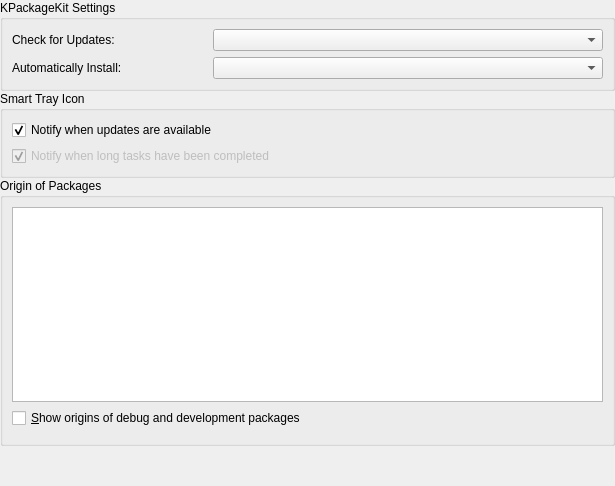
This is Settings/KpkSettings.ui in KDE/apper as Qt 5 draws it before an edit. The edited form follows.
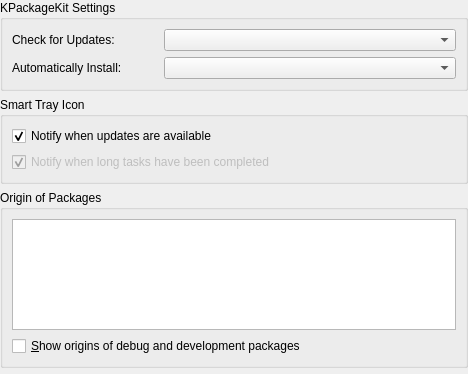
This is the edited form. Custom widgets are drawn as their Qt base class.

Diff of the .ui file:
```diff
--- a/Settings/KpkSettings.ui
+++ b/Settings/KpkSettings.ui
@@ -5,8 +5,8 @@
    <rect>
     <x>0</x>
     <y>0</y>
-    <width>615</width>
-    <height>486</height>
+    <width>468</width>
+    <height>374</height>
    </rect>
   </property>
   <property name="windowTitle" >
@@ -16,11 +16,14 @@
    <property name="margin" >
     <number>0</number>
    </property>
-   <property name="spacing" >
-    <number>0</number>
-   </property>
-   <item row="0" column="0" >
+   <item row="0" column="0" colspan="2" >
     <widget class="QGroupBox" name="groupBox" >
+     <property name="sizePolicy" >
+      <sizepolicy vsizetype="Fixed" hsizetype="Preferred" >
+       <horstretch>0</horstretch>
+       <verstretch>0</verstretch>
+      </sizepolicy>
+     </property>
      <property name="title" >
       <string>KPackageKit Settings</string>
      </property>
@@ -59,8 +62,14 @@
      </layout>
     </widget>
    </item>
-   <item row="1" column="0" >
+   <item row="1" column="0" colspan="2" >
     <widget class="QGroupBox" name="groupBox_2" >
+     <property name="sizePolicy" >
+      <sizepolicy vsizetype="Fixed" hsizetype="Preferred" >
+       <horstretch>0</horstretch>
+       <verstretch>0</verstretch>
+      </sizepolicy>
+     </property>
      <property name="title" >
       <string>Smart Tray Icon</string>
      </property>
@@ -97,26 +106,10 @@
      </layout>
     </widget>
    </item>
-   <item row="3" column="0" >
-    <spacer name="verticalSpacer" >
-     <property name="orientation" >
-      <enum>Qt::Vertical</enum>
-     </property>
-     <property name="sizeType" >
-      <enum>QSizePolicy::Ignored</enum>
-     </property>
-     <property name="sizeHint" stdset="0" >
-      <size>
-       <width>20</width>
-       <height>40</height>
-      </size>
-     </property>
-    </spacer>
-   </item>
-   <item row="2" column="0" >
+   <item rowspan="2" row="2" column="0" colspan="2" >
     <widget class="QGroupBox" name="originGB" >
      <property name="sizePolicy" >
-      <sizepolicy vsizetype="Expanding" hsizetype="Expanding" >
+      <sizepolicy vsizetype="Expanding" hsizetype="Preferred" >
        <horstretch>0</horstretch>
        <verstretch>0</verstretch>
       </sizepolicy>
@@ -135,10 +128,20 @@
         </property>
        </widget>
       </item>
-      <item row="2" column="0" >
-       <widget class="KpkTransactionBar" native="1" name="transactionBar" />
-      </item>
      </layout>
+     <zorder>originLW</zorder>
+     <zorder>showOriginsCB</zorder>
+     <zorder>transactionBar</zorder>
+    </widget>
+   </item>
+   <item row="4" column="0" colspan="2" >
+    <widget class="KpkTransactionBar" native="1" name="transactionBar" >
+     <property name="sizePolicy" >
+      <sizepolicy vsizetype="Fixed" hsizetype="Preferred" >
+       <horstretch>0</horstretch>
+       <verstretch>0</verstretch>
+      </sizepolicy>
+     </property>
     </widget>
    </item>
   </layout>
```
